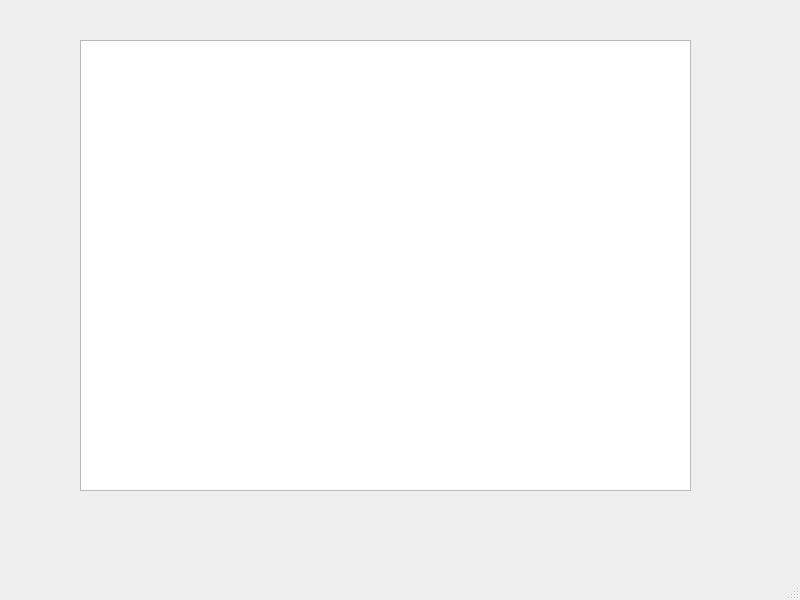
Above: MainWindow.ui from mrEscow/GB_QT before the change. Below: the same form after it.
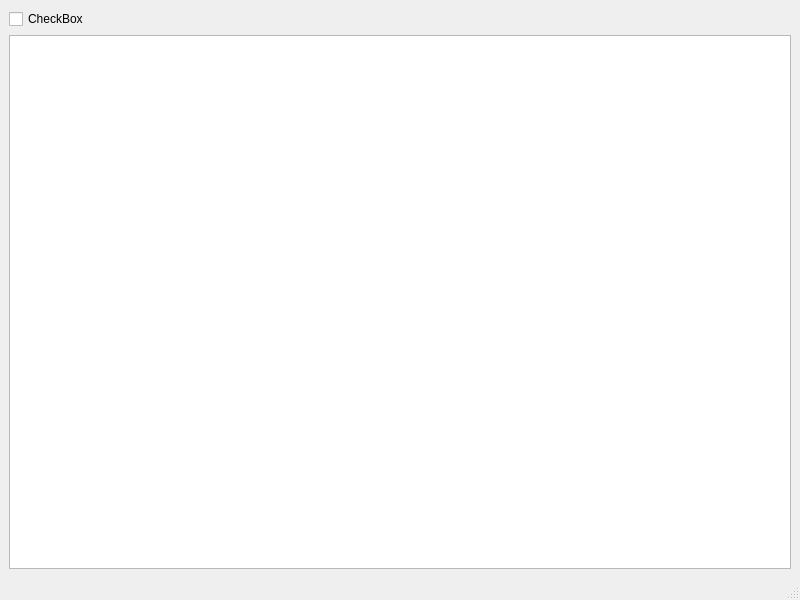
That is the form after the change.

Commit message: Create checkbox

```diff
--- a/MainWindow.ui
+++ b/MainWindow.ui
@@ -14,16 +14,22 @@
    <string>MainWindow</string>
   </property>
   <widget class="QWidget" name="centralwidget">
-   <widget class="QListView" name="listView">
-    <property name="geometry">
-     <rect>
-      <x>80</x>
-      <y>40</y>
-      <width>611</width>
-      <height>451</height>
-     </rect>
-    </property>
-   </widget>
+   <layout class="QGridLayout" name="gridLayout">
+    <item row="0" column="0">
+     <layout class="QVBoxLayout" name="verticalLayout">
+      <item>
+       <widget class="QCheckBox" name="checkBox">
+        <property name="text">
+         <string>CheckBox</string>
+        </property>
+       </widget>
+      </item>
+      <item>
+       <widget class="QListView" name="listView"/>
+      </item>
+     </layout>
+    </item>
+   </layout>
   </widget>
   <widget class="QMenuBar" name="menubar">
    <property name="geometry">
```
The commit also changes 2 other files.
